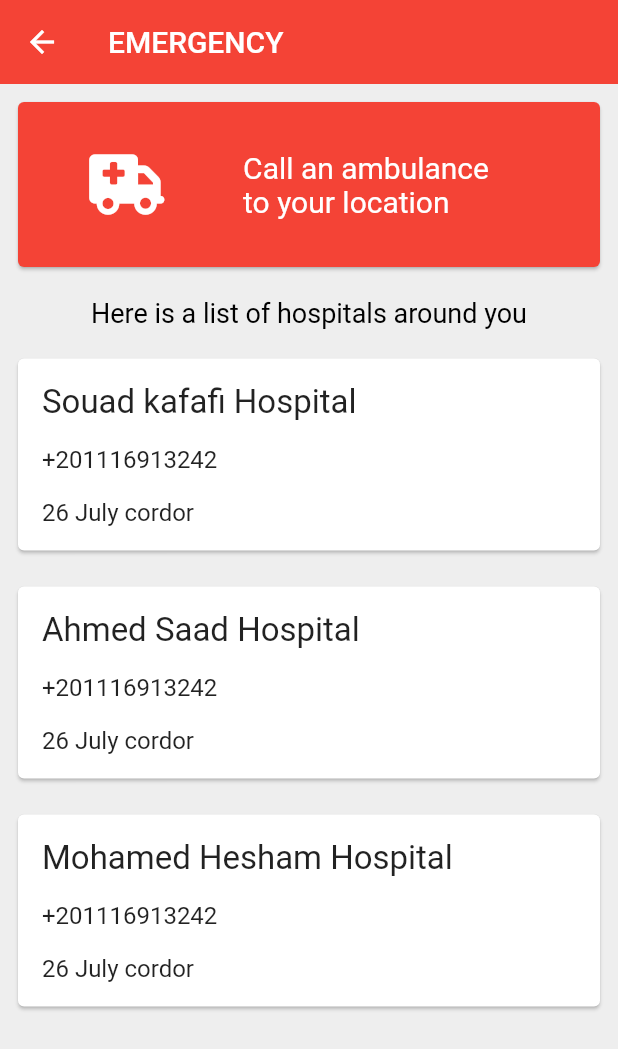
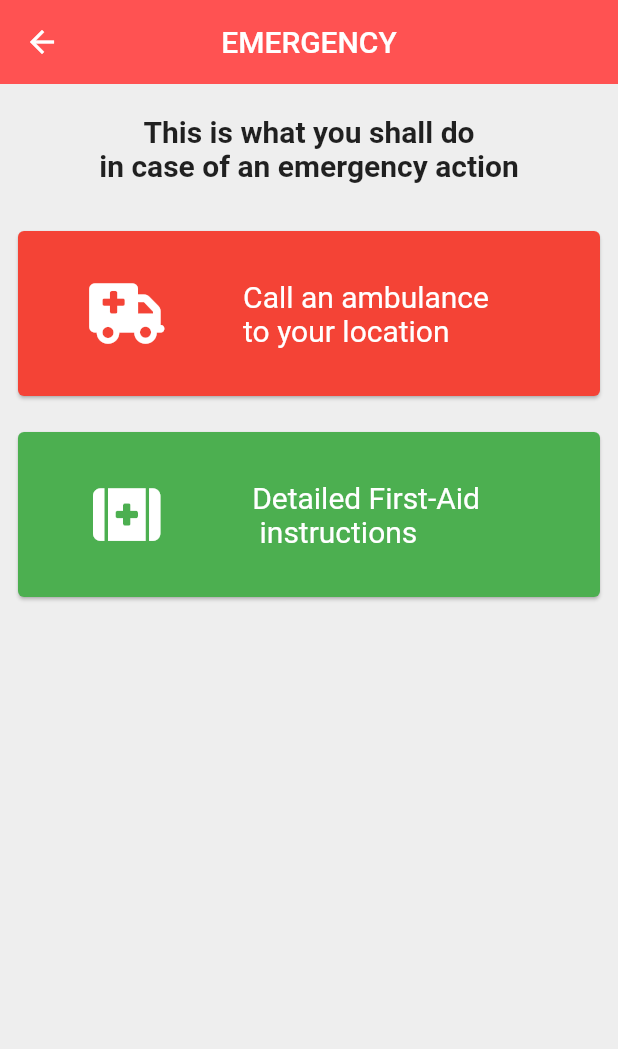
Before and after one commit to sha3rawi33/rescue-code, a Flutter app: the EmergencyDashboard screen opened by its route, on a phone screen of 412 x 824 dp. Shown: the top 1049 px of the screen. Run offline on Flutter 3.47's test engine with Material 2 defaults, Android fonts, the phone set to English and light mode, and no system bars; our stand-ins replace avatar_glow, cloud_firestore, firebase_auth, firebase_storage, font_awesome_flutter, geolocator and 4 more; missing offline and left inert: dart:ffi, intro_views_flutter; accounts and stored records are empty.

Commit message:
ambulance page || EMERGENCIES

```diff
--- a/lib/ambulance.dart
+++ b/lib/ambulance.dart
@@ -1,5 +1,9 @@
+import 'dart:ffi';
+
+import 'package:flutter/cupertino.dart';
 import 'package:flutter/material.dart';
 import 'package:font_awesome_flutter/font_awesome_flutter.dart';
+import 'package:url_launcher/url_launcher.dart';
 
 class EmergencyDashboard extends StatefulWidget {
   @override
@@ -13,23 +17,37 @@ class _EmergencyDashboardState extends State<EmergencyDashboard> {
       backgroundColor: Color(0xFFEEEEEE),
       appBar: AppBar(
         elevation: 0.0,
-        backgroundColor: Colors.red,
+        backgroundColor: Colors.redAccent,
         title: Text("EMERGENCY"),
+        centerTitle: true,
       ),
       body: Column(
         children: <Widget>[
-          _buildEmergencyOptions(),
-          Padding(
-            padding: const EdgeInsets.all(8.0),
-            child: Text("Here is a list of hospitals around you", style: TextStyle(color: Colors.black, fontSize: 18.0),),
+          SizedBox(
+            height: 20,
+            width: 30,
           ),
-          _buildHospitalList(),
+          Center(
+            child: Container(
+                width: MediaQuery.of(context).size.width,
+                child: Text(
+                  "This is what you shall do\nin case of an emergency action",
+                  style: TextStyle(fontSize: 20, fontWeight: FontWeight.bold,),
+                  textAlign: TextAlign.center,
+                )),
+          ),
+          SizedBox(
+            height: 20,
+            width: 30,
+          ),
+          _buildEmergencyOption1(),
+          _buildEmergencyOption2(),
         ],
       ),
     );
   }
 
-  Widget _buildEmergencyOptions() {
+  Widget _buildEmergencyOption1() {
     return Padding(
       padding: const EdgeInsets.all(8.0),
       child: Card(
@@ -59,51 +77,52 @@ class _EmergencyDashboardState extends State<EmergencyDashboard> {
             ),
           ),
           onTap: () {
-
+            launch("tel:123");
           },
         ),
       ),
     );
   }
 
-  Widget _buildHospitalList() {
-    return ListView(
-      children: <Widget>[
-        _buildHospitalCard("Souad kafafi Hospital","+201116913242", "26 July cordor"),
-        _buildHospitalCard("Ahmed Saad Hospital","+201116913242", "26 July cordor"),
-        _buildHospitalCard("Mohamed Hesham Hospital","+201116913242", "26 July cordor"),
-      ],
-      shrinkWrap: true,
-    );
-  }
+  static const url = "https://www.mayoclinic.org/first-aid";
 
-  Widget _buildHospitalCard(String hospitalName,String number, String address) {
+  Widget _buildEmergencyOption2() {
     return Padding(
       padding: const EdgeInsets.all(8.0),
       child: Card(
+        color: Colors.green,
+        child: InkWell(
+          child: Padding(
+            padding: const EdgeInsets.all(32.0),
+            child: Row(
+              children: <Widget>[
+                Expanded(
+                  child: Icon(
+                    FontAwesomeIcons.firstAid,
+                    size: 40.0,
                     color: Colors.white,
-        child: Padding(
-          padding: const EdgeInsets.all(8.0),
-          child: Column(
-            crossAxisAlignment: CrossAxisAlignment.start,
-            children: <Widget>[
-              Padding(
-                padding: const EdgeInsets.all(8.0),
-                child: Text(hospitalName, style: TextStyle(fontSize: 22.0,),),
                   ),
-              Padding(
-                padding: const EdgeInsets.all(8.0),
-                child: Text(number, style: TextStyle(fontSize: 16.0),),
+                  flex: 1,
                 ),
-              Padding(
-                padding: const EdgeInsets.all(8.0),
-                child: Text(address, style: TextStyle(fontSize: 16.0),),
+                Expanded(
+                  child: Center(
+                      child: Text(
+                    "Detailed First-Aid \n instructions",
+                    style: TextStyle(
+                      fontSize: 20.0,
+                      color: Colors.white,
                     ),
+                  )),
+                  flex: 3,
+                )
               ],
             ),
+          ),
+          onTap: () {
+            launch(url);
+          },
         ),
       ),
     );
   }
-
 }
--- a/lib/sideDraw.dart
+++ b/lib/sideDraw.dart
@@ -81,8 +81,8 @@ class SideDraw extends StatelessWidget {
               size: 30,
               color: Colors.red,
             ),
-            title: Text("Nearest Hospitals"),
-            subtitle: Text("To contact with the nearest hospitals"),
+            title: Text("Near Hospitals"),
+            subtitle: Text("To contact with the nearest hospital"),
             onTap: () {
               Navigator.pushNamed(context, 'doctors');
             },
```
Also changed, not shown: 1 other file. Lines whose indentation alone changed are shown as unchanged.
